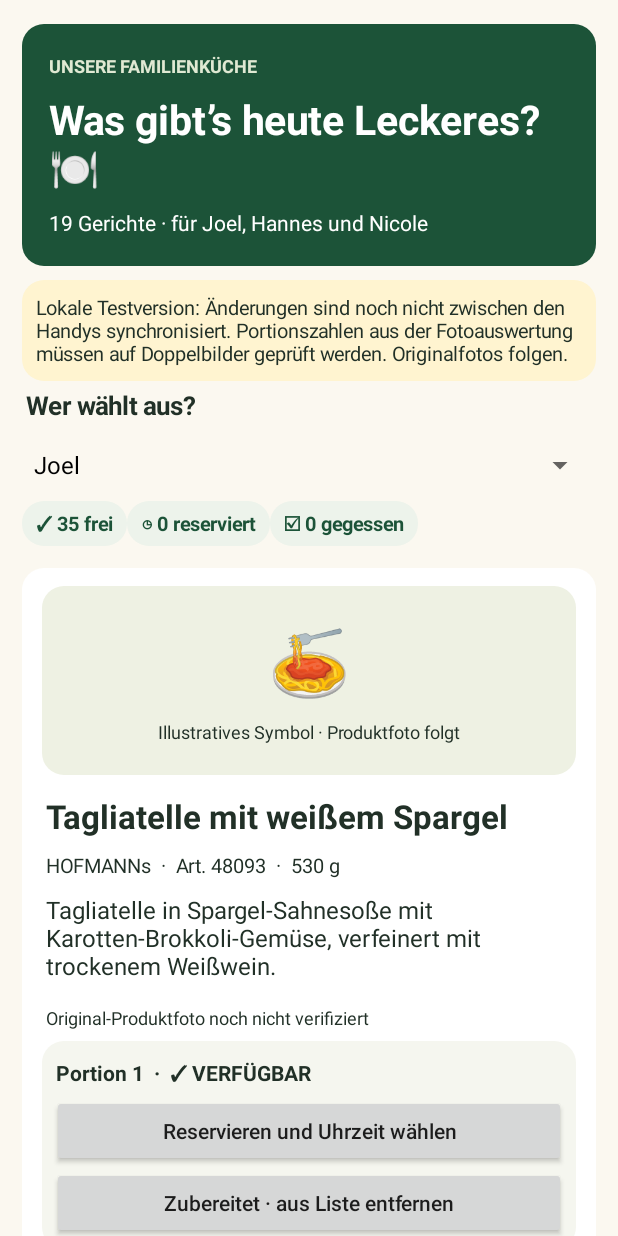
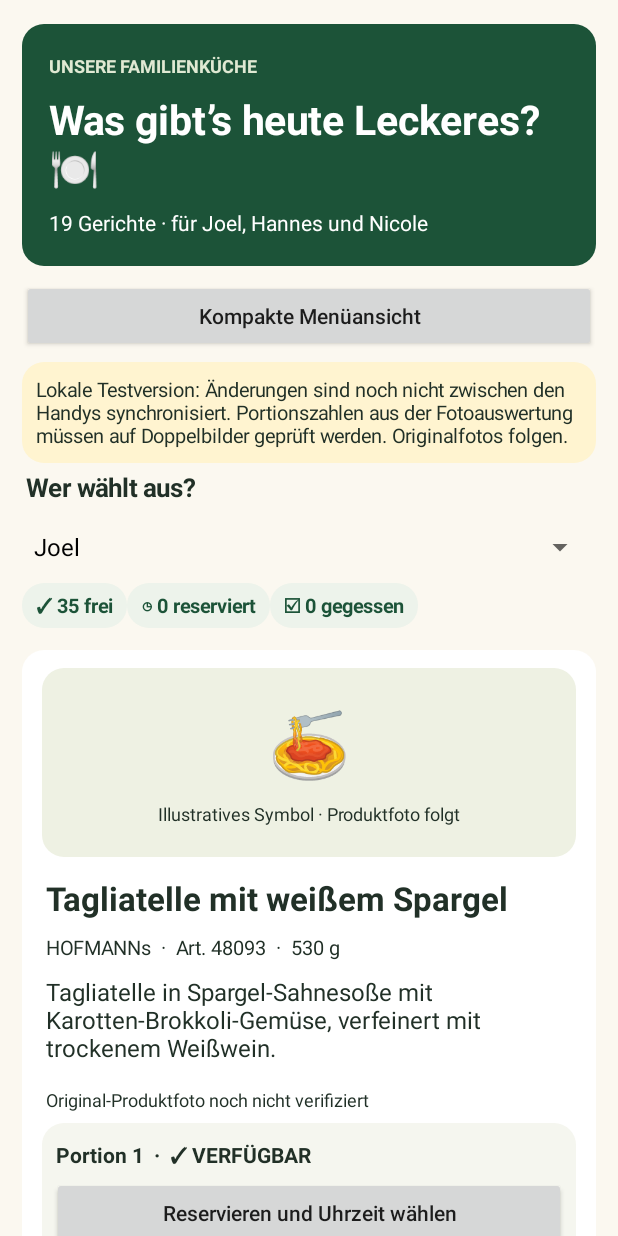
Before and after one commit to gifthub2013/Hofmann-Speisekarte-, an Android app: the screen it shows after launch (MainActivity), on a phone screen of 412 x 824 dp. Run offline under Robolectric (Android 15) with nearby library versions, the phone set to English and light mode, and no system bars.

Commit message:
Add compact and expanded menu card views

```diff
--- a/app/src/main/java/de/hofmann/familienmenue/MainActivity.java
+++ b/app/src/main/java/de/hofmann/familienmenue/MainActivity.java
@@ -45,6 +45,7 @@ public class MainActivity extends Activity {
   Spinner user;
   TextView stats;
   boolean showRemoved=false;
+  boolean compactMode=false;
   int green=Color.rgb(28,83,56);
   int cream=Color.rgb(251,248,240);
   String foodIcon(String id){
@@ -105,6 +106,7 @@ public class MainActivity extends Activity {
     TextView title=text("Was gibt’s heute Leckeres? 🍽️",27,true);title.setTextColor(Color.WHITE);hero.addView(title);
     TextView subtitle=text("19 Gerichte · für Joel, Hannes und Nicole",14,false);subtitle.setTextColor(Color.WHITE);hero.addView(subtitle);
     root.addView(hero);gap(root,14);
+    button(root,compactMode?"Große Menüansicht":"Kompakte Menüansicht",()->{compactMode=!compactMode;render();});gap(root,10);
     TextView warning=text("Lokale Testversion: Änderungen sind noch nicht zwischen den Handys synchronisiert. Portionszahlen aus der Fotoauswertung müssen auf Doppelbilder geprüft werden. Originalfotos folgen.",13,false);warning.setBackground(bg(Color.rgb(255,244,208)));warning.setPadding(14,14,14,14);root.addView(warning);
     root.addView(text("Wer wählt aus?",17,true));
     user=new Spinner(this);String[] people={"Joel","Hannes","Nicole"};ArrayAdapter<String> adapter=new ArrayAdapter<>(this,android.R.layout.simple_spinner_dropdown_item,people);user.setAdapter(adapter);String last=prefs.getString("person","Joel");for(int i=0;i<people.length;i++)if(people[i].equals(last))user.setSelection(i);user.setOnItemSelectedListener(new android.widget.AdapterView.OnItemSelectedListener(){public void onNothingSelected(android.widget.AdapterView<?> p){}public void onItemSelected(android.widget.AdapterView<?> p,View v,int pos,long id){prefs.edit().putString("person",people[pos]).apply();}});root.addView(user);
@@ -119,12 +121,12 @@ public class MainActivity extends Activity {
       boolean any=false;for(int j=1;j<=Integer.parseInt(m[3]);j++)if(!prefs.getString(key(m[1],j),"").equals("done"))any=true;
       if(!any)continue;
       LinearLayout imageHeader=new LinearLayout(this);imageHeader.setGravity(Gravity.CENTER);imageHeader.setOrientation(1);
-      imageHeader.setBackground(bg(Color.rgb(238,241,227)));imageHeader.setPadding(10,24,10,24);
+      imageHeader.setBackground(bg(Color.rgb(238,241,227)));imageHeader.setPadding(10,compactMode?8:24,10,compactMode?8:24);
       TextView pict=text(foodIcon(m[1]),44,true);pict.setGravity(Gravity.CENTER);imageHeader.addView(pict);
       TextView imageNote=text("Illustratives Symbol · Produktfoto folgt",12,false);imageNote.setGravity(Gravity.CENTER);imageHeader.addView(imageNote);
       card.addView(imageHeader);gap(card,12);
-      card.addView(text(m[0],22,true));card.addView(text("HOFMANNs  ·  Art. "+m[1]+"  ·  "+m[2]+" g",13,false));
-      card.addView(text(m[4],16,false));gap(card,9);
+      card.addView(text(m[0],compactMode?19:22,true));card.addView(text("HOFMANNs  ·  Art. "+m[1]+"  ·  "+m[2]+" g",13,false));
+      if(!compactMode)card.addView(text(m[4],16,false));gap(card,9);
       String officialUrl = m[1].equals("48087") ? "https://hofmanns-shop.de/products/schweinesteak-au-four" : m[1].equals("48073") ? "https://hofmanns-shop.de/products/grunkohl-norddeutsche-art-1" : null;
       if(officialUrl!=null){ card.addView(text("Offizielles HOFMANNs-Produktfoto verfügbar",12,false)); button(card,"Original-Produktfoto ansehen",()->startActivity(new Intent(Intent.ACTION_VIEW,Uri.parse(officialUrl)))); }
       else card.addView(text("Original-Produktfoto noch nicht verifiziert",12,false));
```
